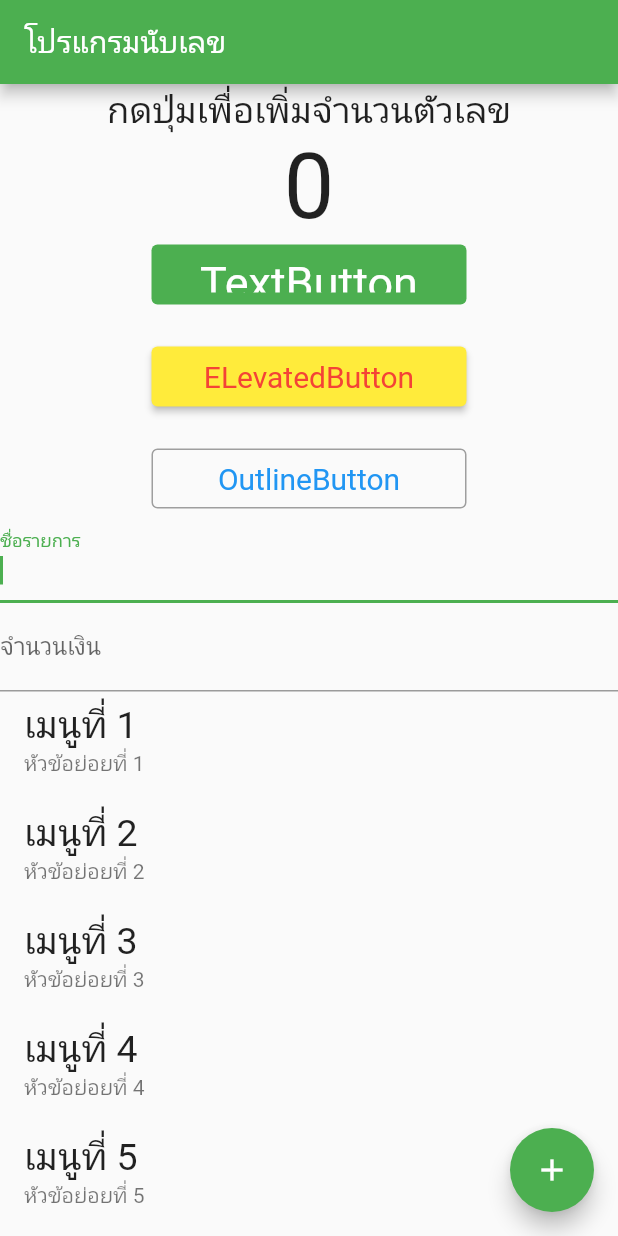
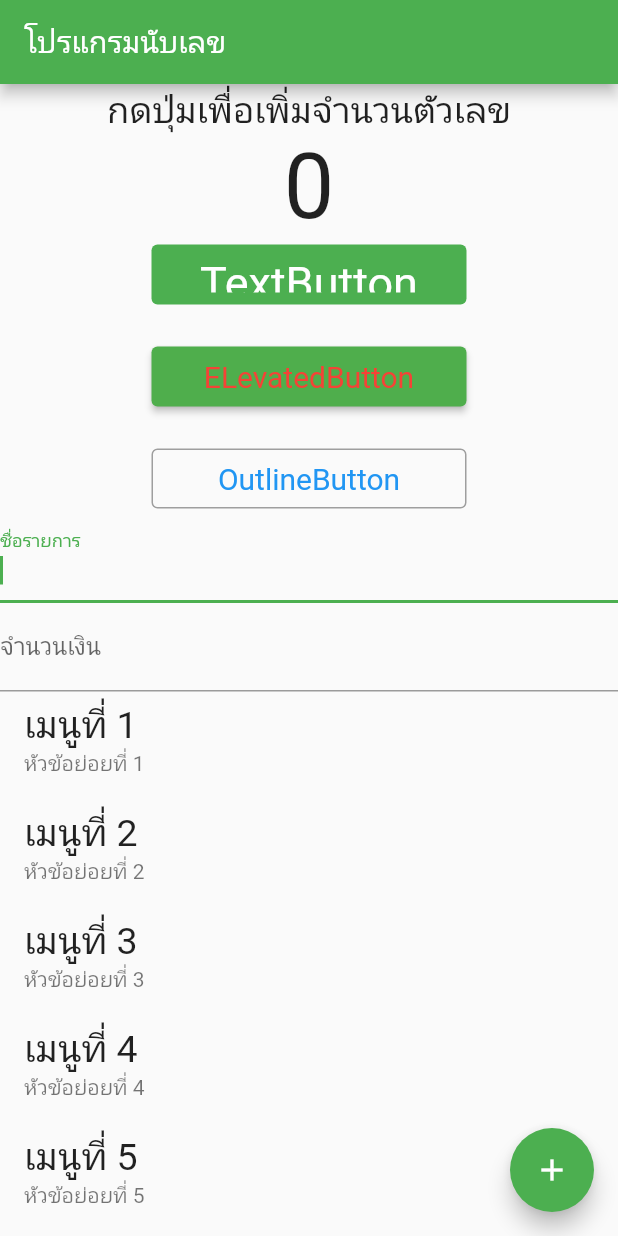
Before and after one commit to sirichai201/mobile, a Flutter app: the screen it shows after launch, on a phone screen of 412 x 824 dp. Run offline on Flutter 3.47's test engine with Material 2 defaults, Android fonts, the phone set to English and light mode, and no system bars.

Commit message:
add backgroundcolor RGB (255,79,174,76)

```diff
--- a/lab3/flutter_application_3_2/lib/main.dart
+++ b/lab3/flutter_application_3_2/lib/main.dart
@@ -56,7 +56,7 @@ class _MyHomePageState extends State<MyHomePage> {
             child: Text('ELevatedButton'),
             style: ElevatedButton.styleFrom(
               foregroundColor: Colors.red,
-              backgroundColor: Colors.yellow,
+              backgroundColor: Color.fromARGB(255, 79, 174, 76),
               fixedSize: Size(210, 40),
               textStyle: TextStyle(fontSize: 20),
             ),
```
